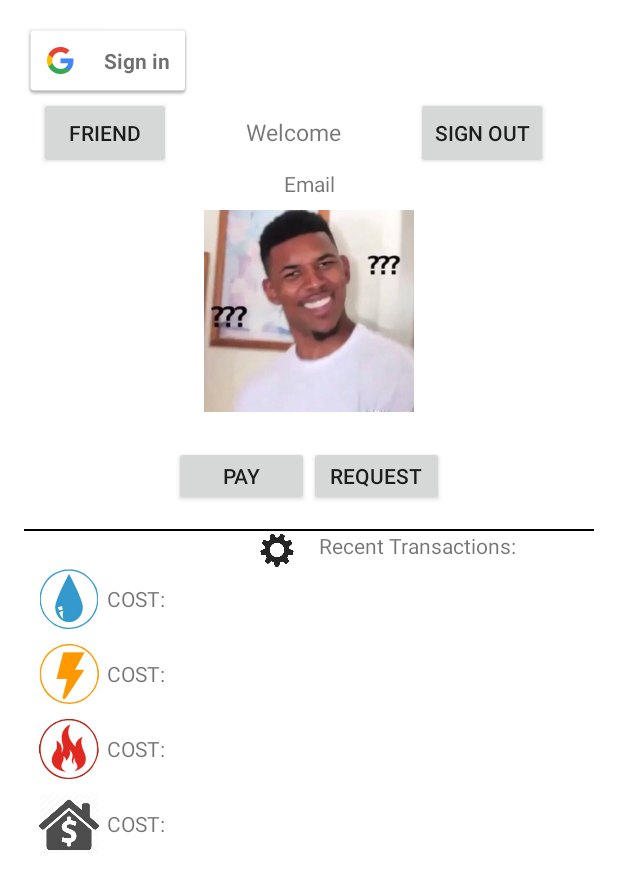
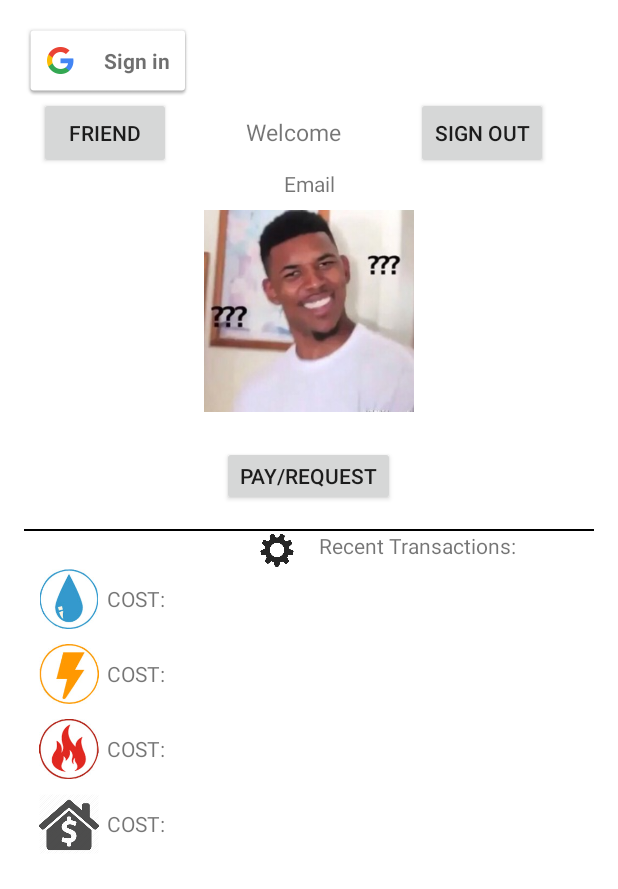
Before and after one commit to KamiJW/SplitBills, an Android app: the layout content_layout.xml on its own in the app's theme, with its tools: preview values and no code run, on a phone screen of 412 x 824 dp. Shown: the top 889 px of the screen. Run offline under Robolectric (Android 15) with nearby library versions, the phone set to English and light mode, and no system bars.

Commit message:
Merge branch 'master' of https://github.com/KamiJW/SplitBills
# Conflicts:
#	app/src/main/res/layout/friend_list.xml

```diff
--- a/app/src/main/java/com/google/cloud/solutions/flexenv/PlayActivity.java
+++ b/app/src/main/java/com/google/cloud/solutions/flexenv/PlayActivity.java
@@ -522,4 +522,10 @@ public class PlayActivity
         it.putStringArrayListExtra("Photos", new ArrayList<String>(photoUris));
         startActivity(it);
     }
+
+
+
+
+
+
 }
--- a/app/src/main/res/layout/content_layout.xml
+++ b/app/src/main/res/layout/content_layout.xml
@@ -81,16 +81,13 @@
 
         <Button
             android:id="@+id/pay"
-            android:layout_width="90dp"
+            android:layout_width="wrap_content"
             android:layout_height="40dp"
             android:layout_alignParentRight="true"
-            android:text="PAY" />
+            android:text="PAY/REQUEST"
+            android:layout_gravity="center"/>
 
-        <Button
-            android:id="@+id/request"
-            android:layout_width="90dp"
-            android:layout_height="40dp"
-            android:text="REQUEST" />
+
 
     </LinearLayout>
 
```
